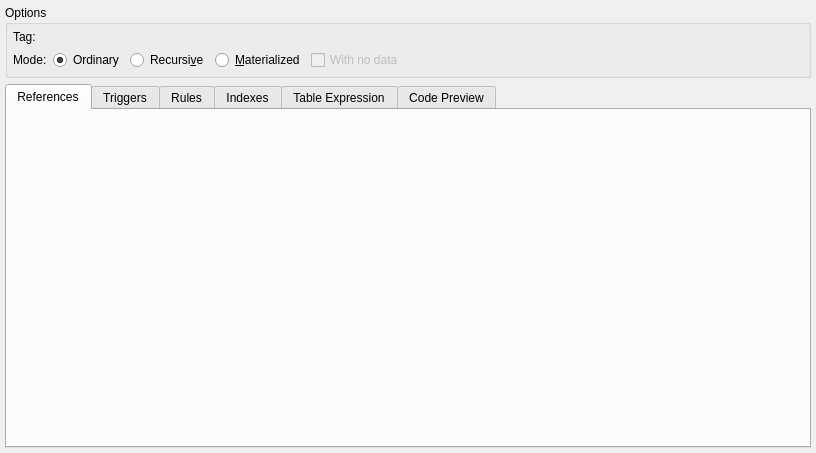
Qt form libs/libgui/ui/dbobjects/viewwidget.ui (pgmodeler/pgmodeler) before a commit.
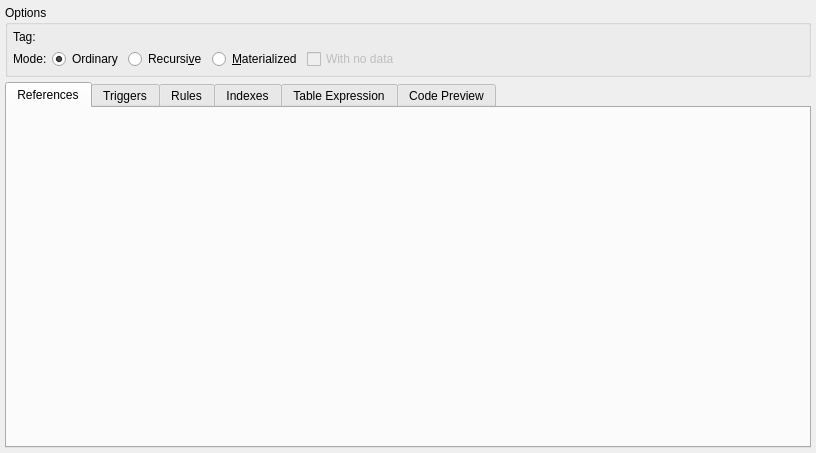
The same form after that commit.

Commit message: Adjusted the layout spacing/margins in ui/dbobjects/*

Patch:
```diff
--- a/libs/libgui/ui/dbobjects/viewwidget.ui
+++ b/libs/libgui/ui/dbobjects/viewwidget.ui
@@ -23,6 +23,9 @@
    <property name="bottomMargin">
     <number>5</number>
    </property>
+   <property name="spacing">
+    <number>5</number>
+   </property>
    <item row="2" column="0" colspan="3">
     <widget class="QTabWidget" name="tabWidget">
      <property name="currentIndex">
@@ -78,6 +81,9 @@
       <property name="bottomMargin">
        <number>5</number>
       </property>
+      <property name="spacing">
+       <number>5</number>
+      </property>
       <item row="0" column="0">
        <widget class="QLabel" name="tag_lbl">
         <property name="sizePolicy">
@@ -106,6 +112,9 @@
       </item>
       <item row="1" column="1">
        <layout class="QHBoxLayout" name="horizontalLayout">
+        <property name="spacing">
+         <number>5</number>
+        </property>
         <item>
          <widget class="QRadioButton" name="ordinary_rb">
           <property name="text">
```
The commit also changes 53 other files.
